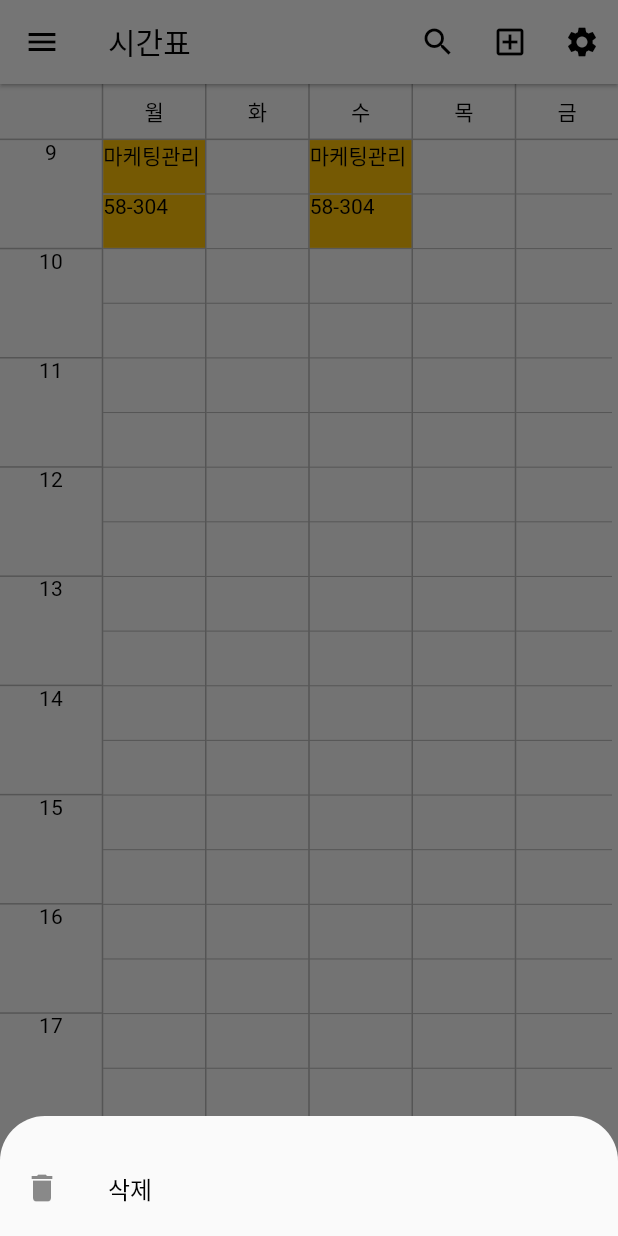
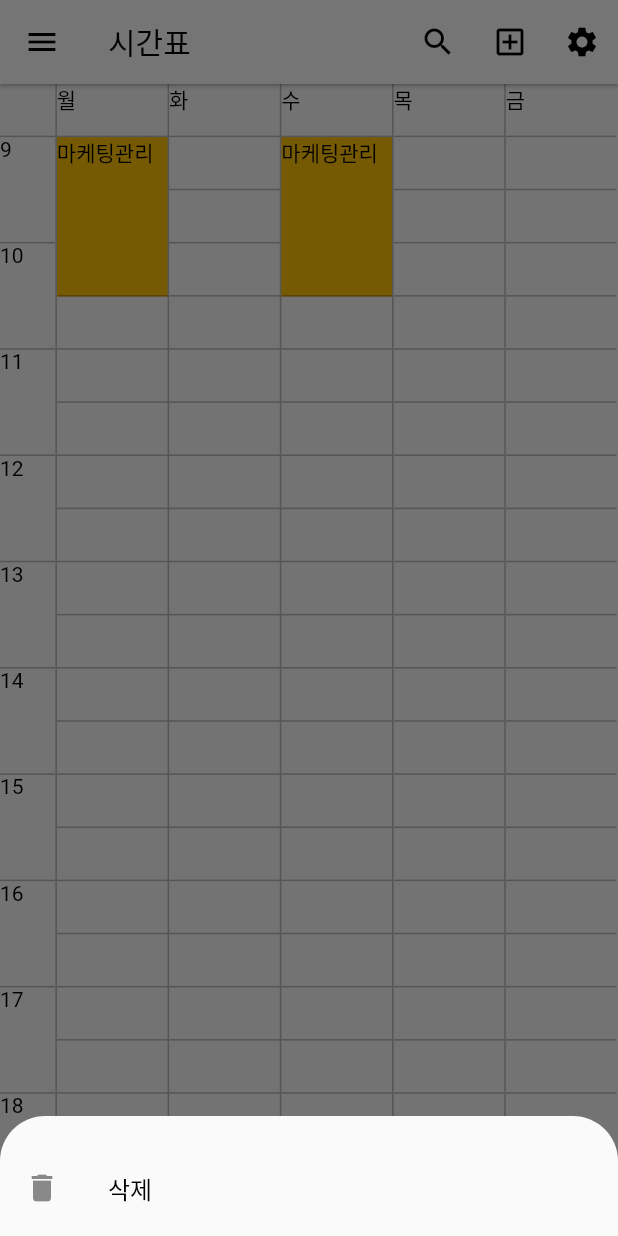
Before and after one commit to appeyroad18/snu_lecture_map, a Flutter app: the TimeTable screen opened directly with empty values, after a tap on the "settings" icon, on a phone screen of 412 x 824 dp. Run offline on Flutter 3.47's test engine with Material 2 defaults, Android fonts, the light colour scheme and no system bars; our stand-ins replace photo_view, sqflite; missing offline and left inert: flutter_picker; accounts and stored records are empty; statements that could not run were skipped.

Commit message:
Update timetable.dart

```diff
--- a/lib/timetable.dart
+++ b/lib/timetable.dart
@@ -34,20 +34,21 @@ class TimeTable extends StatefulWidget {
 
 class _TimeTableState extends State<TimeTable> {
 
-
-  List row0 = ["","월","화","수","목","금"];
-
-  List info0 = ["9","10","11","12","13","14","15","16","17","18"];
-  List info1 = [[["마케팅관리", 500],["58-304",500],["",0],["",0],["",0],["",0],["",0],["",0],["",0],["",0],["",0],["",0],["",0],["",0],["",0],["",0],["",0],["",0],["",0],["",0]],
-    [["", 0],["",0],["",0],["",0],["",0],["",0],["",0],["",0],["",0],["",0],["",0],["",0],["",0],["",0],["",0],["",0],["",0],["",0],["",0],["",0]],
-    [["마케팅관리", 500],["58-304",500],["",0],["",0],["",0],["",0],["",0],["",0],["",0],["",0],["",0],["",0],["",0],["",0],["",0],["",0],["",0],["",0],["",0],["",0]],
-    [["", 0],["",0],["",0],["",0],["",0],["",0],["",0],["",0],["",0],["",0],["",0],["",0],["",0],["",0],["",0],["",0],["",0],["",0],["",0],["",0]],
-    [["", 0],["",0],["",0],["",0],["",0],["",0],["",0],["",0],["",0],["",0],["",0],["",0],["",0],["",0],["",0],["",0],["",0],["",0],["",0],["",0]]];
+  // [이름, color, 높이 (0: 시간 column, 1 :  첫번째 row, 2 : 나머지)]
+  // 너비 (index_main으로 조절)
+  List info1 = [[["", 0, 1,0,0],["9", 0, 0,0,0],["10", 0, 0,0,0],["11", 0, 0,0,0],["12", 0, 0,0,0],["13", 0, 0,0,0],["14", 0, 0,0,0],["15", 0, 0,0,0],["16", 0, 0,0,0],["17", 0, 0,0,0],["18", 0, 0,0,0]],
+    [["월", 0, 1,0,0],["마케팅관리", 500,3],["",0,0],["",0,0],["",0,1],["",0,1],["",0,1],["",0,1],["",0,1],["",0,1],["",0,1],["",0,1],["",0,1],["",0,1],["",0,1],["",0,1],["",0,1],["",0,1],["",0,1],["",0,1],["",0,1]],
+    [["화", 0, 1,0,0],["",0,1],["",0,1],["",0,1],["",0,1],["",0,1],["",0,1],["",0,1],["",0,1],["",0,1],["",0,1],["",0,1],["",0,1],["",0,1],["",0,1],["",0,1],["",0,1],["",0,1],["",0,1],["",0,1],["",0,1]],
+    [["수", 0, 1,0,0],["마케팅관리", 500,3],["",0,0],["",0,0],["",0,1],["",0,1],["",0,1],["",0,1],["",0,1],["",0,1],["",0,1],["",0,1],["",0,1],["",0,1],["",0,1],["",0,1],["",0,1],["",0,1],["",0,1],["",0,1],["",0,1]],
+    [["목", 0, 1,0,0],["",0,1],["",0,1],["",0,1],["",0,1],["",0,1],["",0,1],["",0,1],["",0,1],["",0,1],["",0,1],["",0,1],["",0,1],["",0,1],["",0,1],["",0,1],["",0,1],["",0,1],["",0,1],["",0,1],["",0,1]],
+    [["금", 0, 1,0,0],["",0,1],["",0,1],["",0,1],["",0,1],["",0,1],["",0,1],["",0,1],["",0,1],["",0,1],["",0,1],["",0,1],["",0,1],["",0,1],["",0,1],["",0,1],["",0,1],["",0,1],["",0,1],["",0,1],["",0,1]]];
 
   @override
   Widget build(BuildContext context) {
     screen_width = MediaQuery.of(context).size.width;
     screen_height = MediaQuery.of(context).size.height;
+    double basic_height = (screen_height - widget.appBarHeight - widget.bottomBarHeight-60-20) / 21; // (30분길이)
+
     return ChangeNotifierProvider(
       create: (BuildContext context) => BoxSize(),
       child: Scaffold(
@@ -137,80 +138,38 @@ class _TimeTableState extends State<TimeTable> {
           ),
           body: Column(
             children: [
-              SizedBox( // 첫번째 행 (월,화,수,목,금)
-                height : (screen_height - widget.appBarHeight - widget.bottomBarHeight - 60)/ 21,
+              SizedBox(
+                height : basic_height * 21,
                 width: screen_width,
                 child: ListView.separated(
                   scrollDirection: Axis.horizontal,
-                  separatorBuilder: (context, index) => Container(color: Colors.black26,width:1),
-                  itemCount: row0.length,
-                  itemBuilder: (context, index) {
-                    return Align(
-                      alignment: Alignment.center,
-                      child: Container(
-                        width : (screen_width -5) / 6,
-                        child: Text('${row0[index]}', textAlign: TextAlign.center,),
-                      ),
-                    );
-                    },),
-              ),
-              Container( // 행 구분선
-                  color: Colors.black26,
-                  width: screen_width,
-                  height : 1,
-              ),
-              SizedBox(
-                width : screen_width,
-                height : (screen_height - widget.appBarHeight - widget.bottomBarHeight-60) / 21*20,
-                child: Row(
-                  children: [
-                    SizedBox( // 첫번째 열
-                      height: (screen_height - widget.appBarHeight - widget.bottomBarHeight -60) / 21*20,
-                      width: (screen_width-5) / 6,
-                      child: ListView.separated(
-                        separatorBuilder: (context, index) => Container(color: Colors.black26, height:1),
-                        itemCount: info0.length,
-                        itemBuilder: (context, index) {
-                          return Container(
-                              width : (screen_width-5) / 6,
-                              height: (screen_height - widget.appBarHeight - widget.bottomBarHeight -60-10) / 21 * 2,
-                              child: Text('${info0[index]}', textAlign: TextAlign.center,),
-                          );
-                        },),
-                    ),
-                    Container( // 열 구분선
-                      color: Colors.black26,
-                      width: 1,
-                      height : (screen_height - widget.appBarHeight - widget.bottomBarHeight) / 21*20,
-                    ),
-                    SizedBox(
-                      width: (screen_width -5) / 6 * 5,
-                      child: ListView.separated(
-                        scrollDirection: Axis.horizontal,
                   separatorBuilder: (context, index) => Container(color: Colors.black26, width:1),
-                        itemCount: 5,
+                  itemCount: 6,
                   itemBuilder: (context, index_main) {
                     return SizedBox(
-                            width: (screen_width-5) / 6,
-                            child: ListView.separated(
-                              separatorBuilder: (context, index) => Divider(color: Colors.black26, height:1),
-                              itemCount: info1[index_main].length,
+                      width: index_main == 0 ? (screen_width-6) / 11 : (screen_width-6) / 11*2,
+                      child: ListView.builder(
+                        //separatorBuilder: (context, index) => Divider(color: Colors.black26, height:1),
+                        itemCount:  index_main == 0 ? 11 : 21,
                         itemBuilder: (context, index_each) {
                           return Container(
-                                  height: (screen_height - widget.appBarHeight - widget.bottomBarHeight-60-20) / 21,
+                            // 첫번째 열이 아니거나 (시간열이 아니거나) || 시간 열 중에서도 맨 첫번째 행이 아니라면 기본적으로 30분 길이의 height
+                            height: index_main != 0 || info1[index_main][index_each][2] == 1 ?
+                                // 위 조건에 해당되는데 요일이 쓰여진 행이라면 21등분한 길이 (30분 길이)
+                            info1[index_main][index_each][0].length == 1 || info1[index_main][index_each][0].length == 0? basic_height
+                                // 위 조건에 해당되는데 시간표가 들어갈 행이라면 각 강의 시간에 맞는 길이
+                                : basic_height * info1[index_main][index_each][2]
+                            // 시간 열의 길이는 1시간 길이의 height
+                                : basic_height * 2,
                             child: Text('${info1[index_main][index_each][0]}'),
-                                  color: Colors.amber[info1[index_main][index_each][1]],
+                            decoration: BoxDecoration(border: Border(bottom: BorderSide(color: Colors.black26, width: 1)),color: Colors.amber[info1[index_main][index_each][1]]),
                   );
                 },
               ),
             );
           },
         ),
-                            ),
-                          ],
-                        ),
-            ),
-            ],
+              )],
           ),
              ),
 
```
Lines whose indentation alone changed are shown as unchanged.
